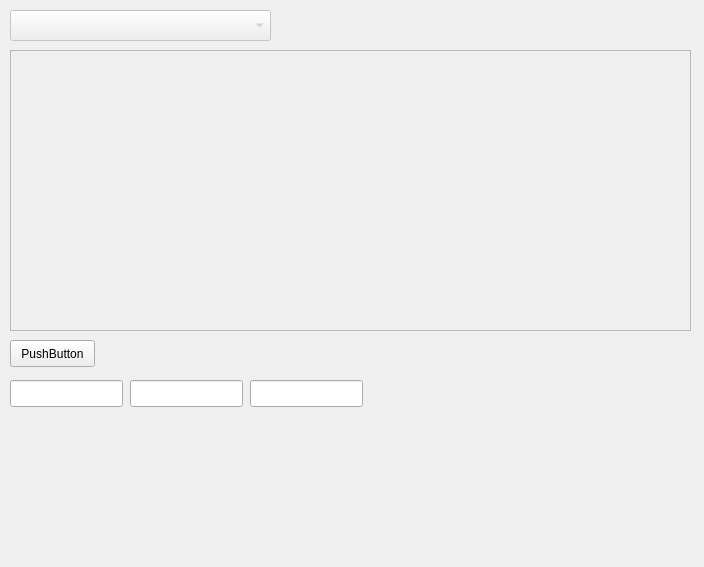
The window that mainwindow.ui (fordream/diplomio) describes before a commit, drawn with Qt 5.
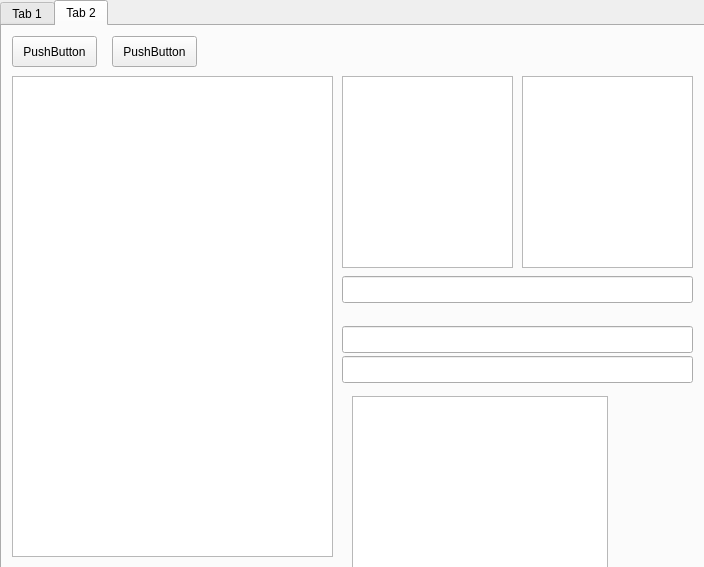
The same window after the commit.

```diff
--- a/mainwindow.ui
+++ b/mainwindow.ui
@@ -14,50 +14,40 @@
    <string>MainWindow</string>
   </property>
   <widget class="QWidget" name="centralWidget">
+   <widget class="QTabWidget" name="tabWidget">
+    <property name="geometry">
+     <rect>
+      <x>0</x>
+      <y>0</y>
+      <width>711</width>
+      <height>571</height>
+     </rect>
+    </property>
+    <property name="currentIndex">
+     <number>1</number>
+    </property>
+    <widget class="QWidget" name="tab">
+     <attribute name="title">
+      <string>Tab 1</string>
+     </attribute>
    <widget class="QPushButton" name="pushButton">
     <property name="geometry">
      <rect>
-      <x>10</x>
-      <y>340</y>
+        <x>290</x>
+        <y>10</y>
       <width>85</width>
-      <height>27</height>
+        <height>31</height>
      </rect>
     </property>
     <property name="text">
      <string>PushButton</string>
     </property>
    </widget>
-   <widget class="QListWidget" name="listWidget">
-    <property name="enabled">
-     <bool>false</bool>
-    </property>
-    <property name="geometry">
-     <rect>
-      <x>10</x>
-      <y>50</y>
-      <width>681</width>
-      <height>281</height>
-     </rect>
-    </property>
-   </widget>
-   <widget class="QComboBox" name="comboBox">
-    <property name="enabled">
-     <bool>false</bool>
-    </property>
-    <property name="geometry">
-     <rect>
-      <x>10</x>
-      <y>10</y>
-      <width>261</width>
-      <height>31</height>
-     </rect>
-    </property>
-   </widget>
    <widget class="QLineEdit" name="lineEdit">
     <property name="geometry">
      <rect>
       <x>10</x>
-      <y>380</y>
+        <y>500</y>
       <width>113</width>
       <height>27</height>
      </rect>
@@ -67,7 +57,7 @@
     <property name="geometry">
      <rect>
       <x>130</x>
-      <y>380</y>
+        <y>500</y>
       <width>113</width>
       <height>27</height>
      </rect>
@@ -77,11 +67,153 @@
     <property name="geometry">
      <rect>
       <x>250</x>
-      <y>380</y>
+        <y>500</y>
       <width>113</width>
       <height>27</height>
      </rect>
     </property>
+     </widget>
+     <widget class="QLabel" name="label">
+      <property name="geometry">
+       <rect>
+        <x>10</x>
+        <y>480</y>
+        <width>601</width>
+        <height>16</height>
+       </rect>
+      </property>
+      <property name="text">
+       <string>TextLabel</string>
+      </property>
+     </widget>
+     <widget class="QListWidget" name="listWidget">
+      <property name="enabled">
+       <bool>false</bool>
+      </property>
+      <property name="geometry">
+       <rect>
+        <x>10</x>
+        <y>50</y>
+        <width>681</width>
+        <height>421</height>
+       </rect>
+      </property>
+     </widget>
+     <widget class="QComboBox" name="comboBox">
+      <property name="enabled">
+       <bool>false</bool>
+      </property>
+      <property name="geometry">
+       <rect>
+        <x>10</x>
+        <y>10</y>
+        <width>261</width>
+        <height>31</height>
+       </rect>
+      </property>
+     </widget>
+    </widget>
+    <widget class="QWidget" name="tab_2">
+     <attribute name="title">
+      <string>Tab 2</string>
+     </attribute>
+     <widget class="QListWidget" name="listWidget_2">
+      <property name="geometry">
+       <rect>
+        <x>10</x>
+        <y>50</y>
+        <width>321</width>
+        <height>481</height>
+       </rect>
+      </property>
+     </widget>
+     <widget class="QListWidget" name="listWidget_3">
+      <property name="geometry">
+       <rect>
+        <x>340</x>
+        <y>50</y>
+        <width>171</width>
+        <height>192</height>
+       </rect>
+      </property>
+     </widget>
+     <widget class="QPushButton" name="pushButton_2">
+      <property name="geometry">
+       <rect>
+        <x>10</x>
+        <y>10</y>
+        <width>85</width>
+        <height>31</height>
+       </rect>
+      </property>
+      <property name="text">
+       <string>PushButton</string>
+      </property>
+     </widget>
+     <widget class="QPushButton" name="pushButton_3">
+      <property name="geometry">
+       <rect>
+        <x>110</x>
+        <y>10</y>
+        <width>85</width>
+        <height>31</height>
+       </rect>
+      </property>
+      <property name="text">
+       <string>PushButton</string>
+      </property>
+     </widget>
+     <widget class="QListWidget" name="listWidget_4">
+      <property name="geometry">
+       <rect>
+        <x>520</x>
+        <y>50</y>
+        <width>171</width>
+        <height>192</height>
+       </rect>
+      </property>
+     </widget>
+     <widget class="QLineEdit" name="lineEdit_4">
+      <property name="geometry">
+       <rect>
+        <x>340</x>
+        <y>250</y>
+        <width>351</width>
+        <height>27</height>
+       </rect>
+      </property>
+     </widget>
+     <widget class="QLineEdit" name="lineEdit_5">
+      <property name="geometry">
+       <rect>
+        <x>340</x>
+        <y>300</y>
+        <width>351</width>
+        <height>27</height>
+       </rect>
+      </property>
+     </widget>
+     <widget class="QLineEdit" name="lineEdit_6">
+      <property name="geometry">
+       <rect>
+        <x>340</x>
+        <y>330</y>
+        <width>351</width>
+        <height>27</height>
+       </rect>
+      </property>
+     </widget>
+     <widget class="QTableView" name="tableView">
+      <property name="geometry">
+       <rect>
+        <x>350</x>
+        <y>370</y>
+        <width>256</width>
+        <height>192</height>
+       </rect>
+      </property>
+     </widget>
+    </widget>
    </widget>
   </widget>
  </widget>
```
Lines whose indentation alone changed are shown as unchanged.
